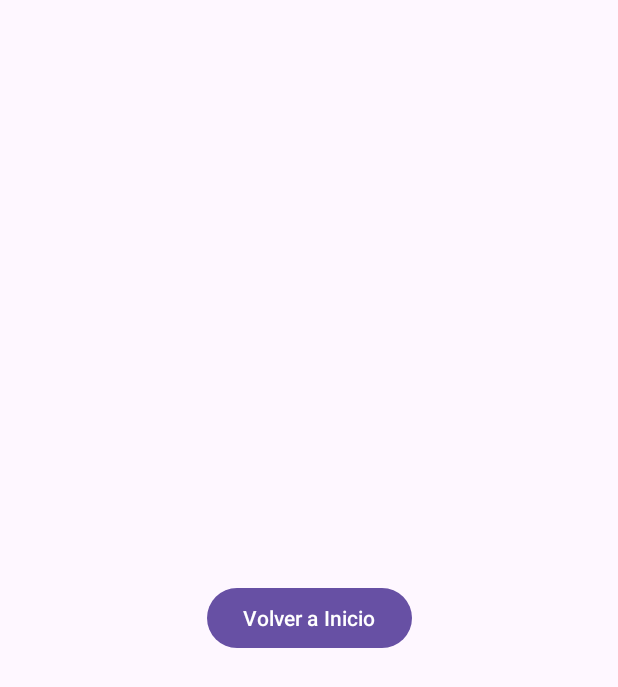
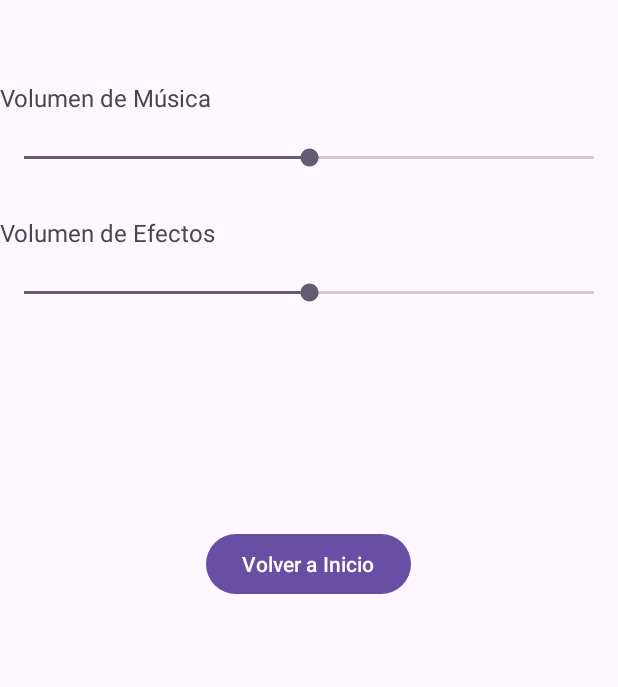
Before and after one commit to Dray-Ckons/HandsFaster, an Android app: the PreferencesActivity screen opened directly, with no data from a screen before it, on a phone screen of 412 x 824 dp. Shown: the top 687 px of the screen. Run offline under Robolectric (Android 15) with nearby library versions, the phone set to English and light mode, and no system bars.

```diff
--- a/app/build.gradle.kts
+++ b/app/build.gradle.kts
@@ -5,12 +5,12 @@ plugins {
 
 android {
     namespace = "com.example.handsfaster"
-    compileSdk = 33
+    compileSdk = 34
 
     defaultConfig {
         applicationId = "com.example.handsfaster"
         minSdk = 24
-        targetSdk = 33
+        targetSdk = 34
         versionCode = 1
         versionName = "1.0"
 
--- a/app/src/main/java/com/example/handsfaster/PreferencesActivity.kt
+++ b/app/src/main/java/com/example/handsfaster/PreferencesActivity.kt
@@ -1,11 +1,54 @@
 package com.example.handsfaster
 
+import android.content.Context
+import android.content.SharedPreferences
+import android.os.Bundle
+import android.widget.SeekBar
 import androidx.appcompat.app.AppCompatActivity
-import android.os.Bundle
 
 class PreferencesActivity : AppCompatActivity() {
+    private lateinit var musicVolumeSeekBar: SeekBar
+    private lateinit var effectsVolumeSeekBar: SeekBar
+    private lateinit var sharedPreferences: SharedPreferences
+
     override fun onCreate(savedInstanceState: Bundle?) {
         super.onCreate(savedInstanceState)
         setContentView(R.layout.activity_preferences)
+
+        musicVolumeSeekBar = findViewById(R.id.musicVolumeSeekBar)
+        effectsVolumeSeekBar = findViewById(R.id.effectsVolumeSeekBar)
+        sharedPreferences = getSharedPreferences("MyPrefs", Context.MODE_PRIVATE)
+
+        musicVolumeSeekBar.setOnSeekBarChangeListener(object : SeekBar.OnSeekBarChangeListener {
+            override fun onProgressChanged(seekBar: SeekBar, progress: Int, fromUser: Boolean) {
+                saveMusicVolume(progress)
+            }
+
+            override fun onStartTrackingTouch(seekBar: SeekBar) {}
+
+            override fun onStopTrackingTouch(seekBar: SeekBar) {}
+        })
+
+        effectsVolumeSeekBar.setOnSeekBarChangeListener(object : SeekBar.OnSeekBarChangeListener {
+            override fun onProgressChanged(seekBar: SeekBar, progress: Int, fromUser: Boolean) {
+                saveEffectsVolume(progress)
+            }
+
+            override fun onStartTrackingTouch(seekBar: SeekBar) {}
+
+            override fun onStopTrackingTouch(seekBar: SeekBar) {}
+        })
+    }
+
+    private fun saveMusicVolume(volume: Int) {
+        val editor = sharedPreferences.edit()
+        editor.putInt("music_volume", volume)
+        editor.apply()
+    }
+
+    private fun saveEffectsVolume(volume: Int) {
+        val editor = sharedPreferences.edit()
+        editor.putInt("effects_volume", volume)
+        editor.apply()
     }
 }
--- a/app/src/main/res/layout/activity_preferences.xml
+++ b/app/src/main/res/layout/activity_preferences.xml
@@ -1,19 +1,69 @@
 <?xml version="1.0" encoding="utf-8"?>
 <androidx.constraintlayout.widget.ConstraintLayout xmlns:android="http://schemas.android.com/apk/res/android"
     xmlns:app="http://schemas.android.com/apk/res-auto"
+    xmlns:tools="http://schemas.android.com/tools"
     android:layout_width="match_parent"
     android:layout_height="match_parent">
 
-    <!-- Agrega aquí tus elementos de diseño para la pantalla de preferencias -->
+
+    <TextView
+        android:id="@+id/textViewMusicVolume"
+        android:layout_width="wrap_content"
+        android:layout_height="wrap_content"
+        android:layout_marginBottom="12dp"
+        android:text="Volumen de Música"
+
+        android:textSize="16sp"
+        app:layout_constraintBottom_toTopOf="@+id/musicVolumeSeekBar"
+        app:layout_constraintStart_toStartOf="parent" />
+
+    <SeekBar
+        android:id="@+id/musicVolumeSeekBar"
+        android:layout_width="0dp"
+        android:layout_height="wrap_content"
+        android:layout_marginTop="88dp"
+        android:max="100"
+        android:padding="8dp"
+        android:progress="50"
+        app:layout_constraintEnd_toEndOf="parent"
+        app:layout_constraintHorizontal_bias="0.0"
+        app:layout_constraintStart_toStartOf="parent"
+        app:layout_constraintTop_toTopOf="parent" />
+
+
+    <TextView
+        android:id="@+id/textViewEfectVolume"
+        android:layout_width="wrap_content"
+        android:layout_height="wrap_content"
+        android:layout_marginBottom="12dp"
+        android:text="Volumen de Efectos"
+
+        android:textSize="16sp"
+        app:layout_constraintBottom_toTopOf="@+id/effectsVolumeSeekBar"
+        app:layout_constraintStart_toStartOf="parent" />
+
+    <SeekBar
+        android:id="@+id/effectsVolumeSeekBar"
+        android:layout_width="0dp"
+        android:layout_height="wrap_content"
+        android:layout_marginTop="56dp"
+        android:max="100"
+        android:padding="8dp"
+        android:progress="50"
+        app:layout_constraintEnd_toEndOf="parent"
+        app:layout_constraintHorizontal_bias="0.0"
+        app:layout_constraintStart_toStartOf="parent"
+        app:layout_constraintTop_toBottomOf="@id/musicVolumeSeekBar" />
 
     <Button
         android:id="@+id/buttonBackToHome"
         android:layout_width="wrap_content"
         android:layout_height="wrap_content"
+        android:layout_marginTop="140dp"
         android:text="Volver a Inicio"
-        app:layout_constraintBottom_toBottomOf="parent"
         app:layout_constraintEnd_toEndOf="parent"
+        app:layout_constraintHorizontal_bias="0.498"
         app:layout_constraintStart_toStartOf="parent"
-        app:layout_constraintTop_toTopOf="parent" />
+        app:layout_constraintTop_toBottomOf="@id/effectsVolumeSeekBar" />
 
 </androidx.constraintlayout.widget.ConstraintLayout>
```
Also changed, not shown: app/src/main/AndroidManifest.xml (+16 -9 lines), app/src/main/java/com/example/handsfaster/HomeActivity.kt (+28 -0 lines), app/src/main/java/com/example/handsfaster/MainActivity.kt (+33 -1 lines), app/src/main/java/com/example/handsfaster/WelcomeActivity.kt (+9 -0 lines), app/src/main/res/layout/activity_main.xml (+15 -11 lines), 3 other files.
